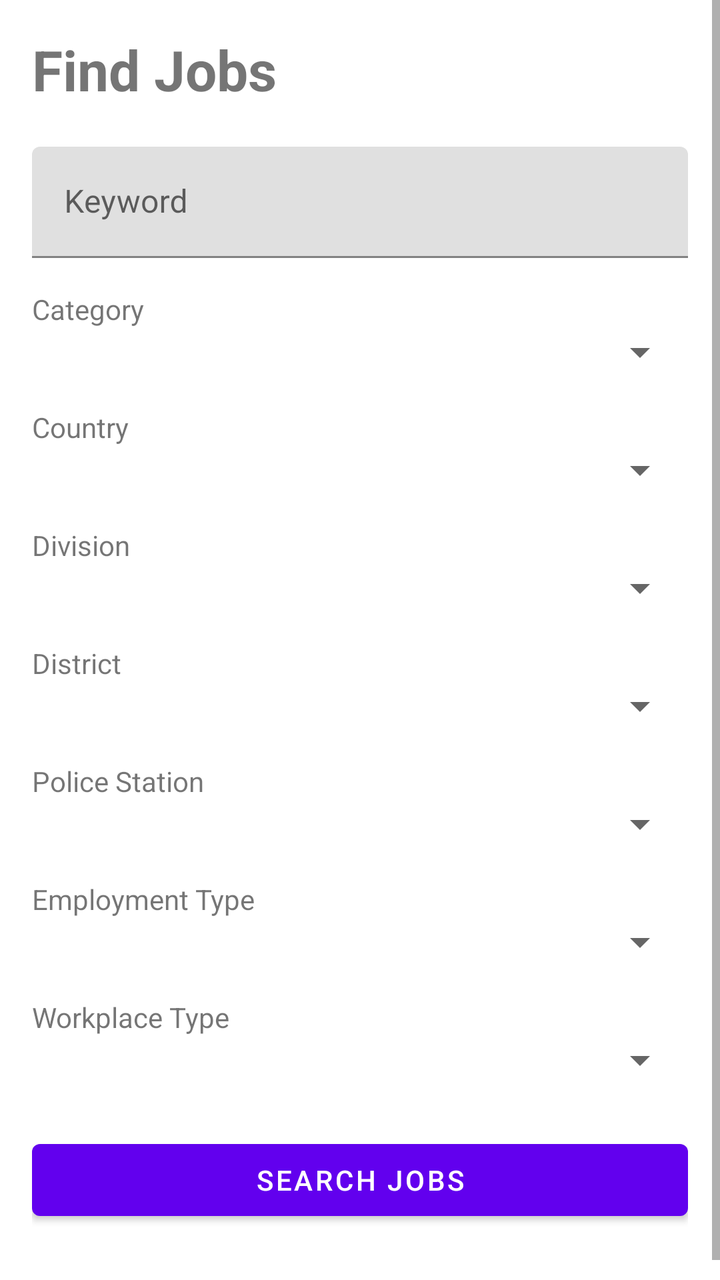
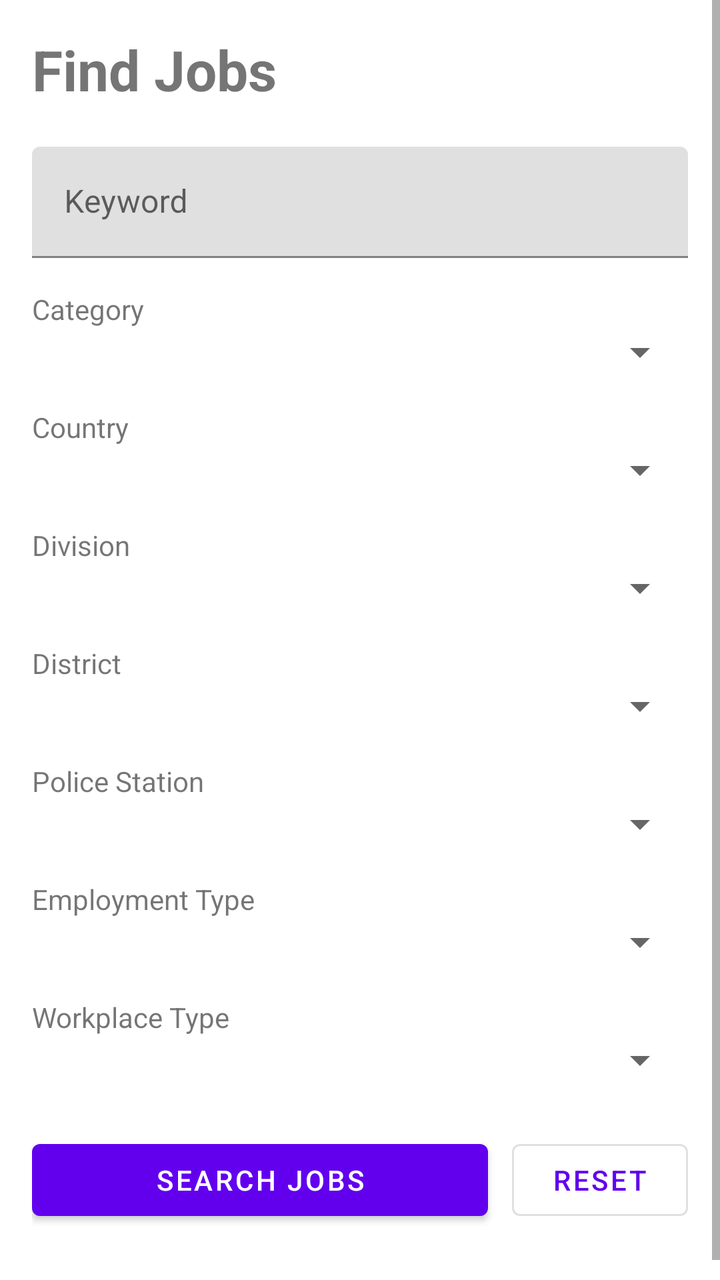

Screens rendered from an Android XML layout before and after an edit, with the pre-edit source and the edit as a unified diff.
<!-- AndroidManifest.xml: application theme Theme.WorkBridgeAndroid -->
<!-- res/layout/activity_job_list.xml -->
<?xml version="1.0" encoding="utf-8"?>
<androidx.constraintlayout.widget.ConstraintLayout
    xmlns:android="http://schemas.android.com/apk/res/android"
    xmlns:app="http://schemas.android.com/apk/res-auto"
    android:layout_width="match_parent"
    android:layout_height="match_parent">

    <ScrollView
        android:layout_width="0dp"
        android:layout_height="0dp"
        android:fillViewport="true"
        app:layout_constraintTop_toTopOf="parent"
        app:layout_constraintBottom_toBottomOf="parent"
        app:layout_constraintStart_toStartOf="parent"
        app:layout_constraintEnd_toEndOf="parent">

        <LinearLayout
            android:layout_width="match_parent"
            android:layout_height="wrap_content"
            android:orientation="vertical"
            android:padding="16dp">

            <TextView
                android:layout_width="wrap_content"
                android:layout_height="wrap_content"
                android:text="Find Jobs"
                android:textStyle="bold"
                android:textSize="28sp"
                android:layout_marginBottom="20dp"/>

            

            <com.google.android.material.textfield.TextInputLayout
                android:layout_width="match_parent"
                android:layout_height="wrap_content"
                android:hint="Keyword">

                <com.google.android.material.textfield.TextInputEditText
                    android:id="@+id/etKeyword"
                    android:layout_width="match_parent"
                    android:layout_height="wrap_content"/>

            </com.google.android.material.textfield.TextInputLayout>

            

            <TextView
                android:layout_width="wrap_content"
                android:layout_height="wrap_content"
                android:text="Category"
                android:layout_marginTop="16dp"/>

            <Spinner
                android:id="@+id/spCategory"
                android:layout_width="match_parent"
                android:layout_height="wrap_content"/>

            

            <TextView
                android:layout_width="wrap_content"
                android:layout_height="wrap_content"
                android:text="Country"
                android:layout_marginTop="16dp"/>

            <Spinner
                android:id="@+id/spCountry"
                android:layout_width="match_parent"
                android:layout_height="wrap_content"/>

            

            <TextView
                android:layout_width="wrap_content"
                android:layout_height="wrap_content"
                android:text="Division"
                android:layout_marginTop="16dp"/>

            <Spinner
                android:id="@+id/spDivision"
                android:layout_width="match_parent"
                android:layout_height="wrap_content"/>

            

            <TextView
                android:layout_width="wrap_content"
                android:layout_height="wrap_content"
                android:text="District"
                android:layout_marginTop="16dp"/>

            <Spinner
                android:id="@+id/spDistrict"
                android:layout_width="match_parent"
                android:layout_height="wrap_content"/>

            

            <TextView
                android:layout_width="wrap_content"
                android:layout_height="wrap_content"
                android:text="Police Station"
                android:layout_marginTop="16dp"/>

            <Spinner
                android:id="@+id/spPoliceStation"
                android:layout_width="match_parent"
                android:layout_height="wrap_content"/>

            

            <TextView
                android:layout_width="wrap_content"
                android:layout_height="wrap_content"
                android:text="Employment Type"
                android:layout_marginTop="16dp"/>

            <Spinner
                android:id="@+id/spEmploymentType"
                android:layout_width="match_parent"
                android:layout_height="wrap_content"/>

            

            <TextView
                android:layout_width="wrap_content"
                android:layout_height="wrap_content"
                android:text="Workplace Type"
                android:layout_marginTop="16dp"/>

            <Spinner
                android:id="@+id/spWorkPlaceType"
                android:layout_width="match_parent"
                android:layout_height="wrap_content"/>

            <com.google.android.material.button.MaterialButton
                android:id="@+id/btnSearch"
                android:layout_width="match_parent"
                android:layout_height="wrap_content"
                android:layout_marginTop="24dp"
                android:text="Search Jobs"/>

            <androidx.recyclerview.widget.RecyclerView
                android:id="@+id/rvJobs"
                android:layout_width="match_parent"
                android:layout_height="wrap_content"
                android:layout_marginTop="20dp"
                android:nestedScrollingEnabled="false"/>

        </LinearLayout>

    </ScrollView>

</androidx.constraintlayout.widget.ConstraintLayout>
<!-- resources referenced by this layout -->
<resources>
  <style name="Theme.WorkBridgeAndroid" parent="Theme.MaterialComponents.DayNight.NoActionBar">
          
          <item name="colorPrimary">@color/purple_500</item>
          <item name="colorPrimaryVariant">@color/purple_700</item>
          <item name="colorOnPrimary">@color/white</item>
          
          <item name="colorSecondary">@color/teal_200</item>
          <item name="colorSecondaryVariant">@color/teal_700</item>
          <item name="colorOnSecondary">@color/black</item>
          
          <item name="android:statusBarColor">?attr/colorPrimaryVariant</item>
          
      </style>
  <color name="purple_500">#FF6200EE</color>
  <color name="purple_700">#FF3700B3</color>
  <color name="white">#FFFFFFFF</color>
  <color name="teal_200">#FF03DAC5</color>
  <color name="teal_700">#FF018786</color>
  <color name="black">#FF000000</color>
</resources>

<!-- the commit's change to res/layout/activity_job_list.xml (unified diff, before → after) -->
@@ -133,12 +133,28 @@
                 android:layout_width="match_parent"
                 android:layout_height="wrap_content"/>
 
-            <com.google.android.material.button.MaterialButton
-                android:id="@+id/btnSearch"
+            <LinearLayout
                 android:layout_width="match_parent"
                 android:layout_height="wrap_content"
                 android:layout_marginTop="24dp"
-                android:text="Search Jobs"/>
+                android:orientation="horizontal">
+
+                <com.google.android.material.button.MaterialButton
+                    android:id="@+id/btnSearch"
+                    android:layout_width="0dp"
+                    android:layout_height="wrap_content"
+                    android:layout_weight="1"
+                    android:text="Search Jobs"/>
+
+                <com.google.android.material.button.MaterialButton
+                    android:id="@+id/btnReset"
+                    style="@style/Widget.MaterialComponents.Button.OutlinedButton"
+                    android:layout_width="wrap_content"
+                    android:layout_height="wrap_content"
+                    android:layout_marginStart="12dp"
+                    android:text="Reset"/>
+
+            </LinearLayout>
 
             <androidx.recyclerview.widget.RecyclerView
                 android:id="@+id/rvJobs"
